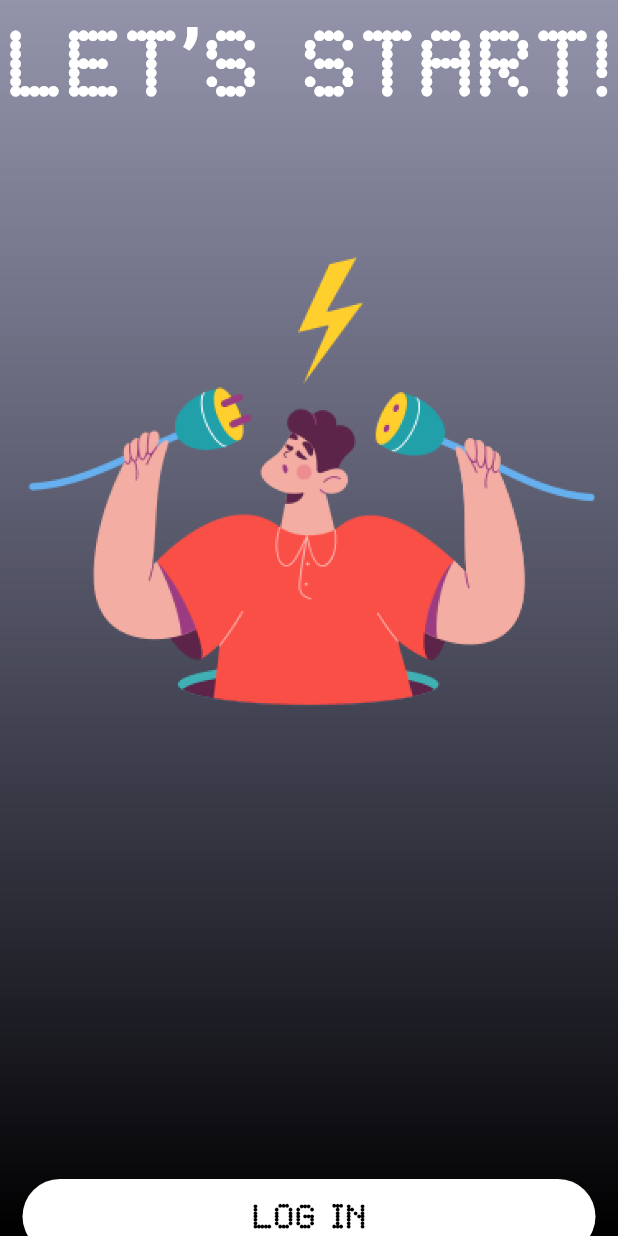
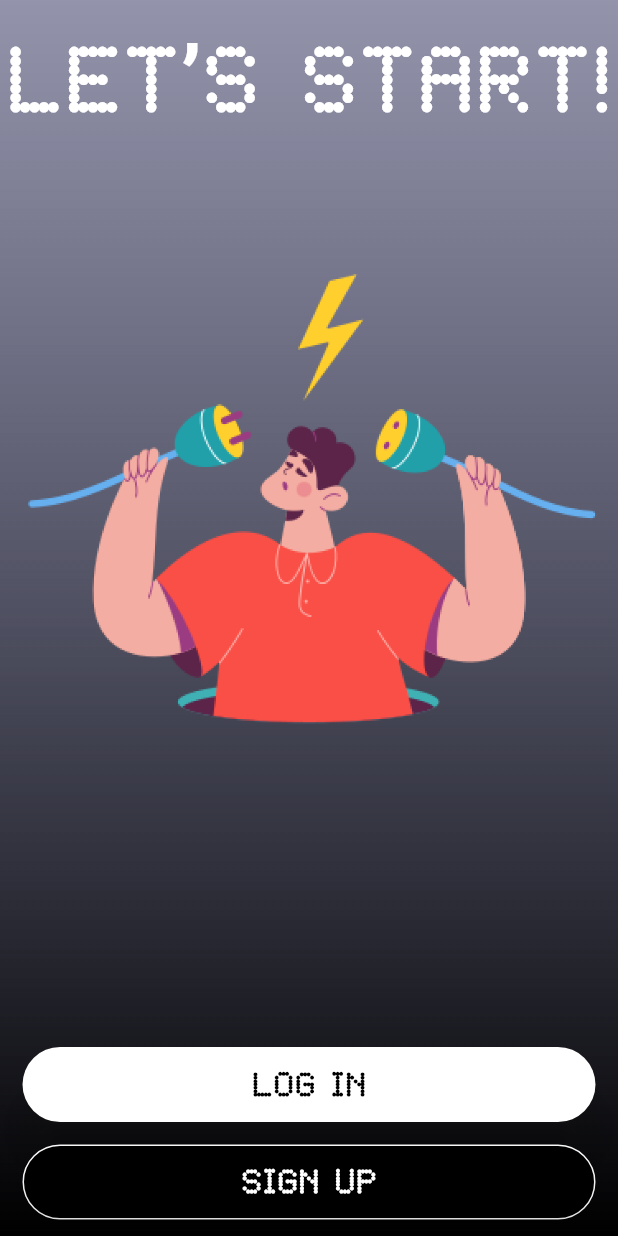
Before and after one commit to KrispNut/InkLink, a Flutter app: the screen it shows after launch, after a tap on "Proceed", on a phone screen of 412 x 824 dp. Run offline on Flutter 3.47's test engine with Material 3 defaults, Android fonts, the phone set to English and light mode, and no system bars; our stand-ins replace camera, dropdown_button2, file_picker, firebase_auth, firebase_core, fluttertoast and 6 more; missing offline and left inert: gal; accounts and stored records are empty; project files that could hold a hidden picture were left out.

Commit message:
iteration 4.2

```diff
--- a/lib/authentication/authentication_wrapper.dart
+++ b/lib/authentication/authentication_wrapper.dart
@@ -29,7 +29,10 @@ class AuthenticationWrapper extends StatelessWidget {
               );
             } else {
               if (snapshot.hasData) {
-                return Dashboard(user: snapshot.data!);
+                return Dashboard(
+                  user: snapshot.data!,
+                  username: '',
+                );
               } else {
                 return const Splash_screen();
               }
--- a/lib/pages/Collect_Document_screen.dart
+++ b/lib/pages/Collect_Document_screen.dart
@@ -67,8 +67,10 @@ class Collect_Document_screen extends StatelessWidget {
                     Navigator.pushAndRemoveUntil(
                       context,
                       MaterialPageRoute(
-                        builder: (context) =>
-                            Dashboard(user: FirebaseAuth.instance.currentUser!),
+                        builder: (context) => Dashboard(
+                          user: FirebaseAuth.instance.currentUser!,
+                          username: '',
+                        ),
                       ),
                       (route) => false,
                     );
--- a/lib/pages/Print_Preview.dart
+++ b/lib/pages/Print_Preview.dart
@@ -67,8 +67,9 @@ class Print_Preview extends StatelessWidget {
                                   context,
                                   MaterialPageRoute(
                                     builder: (context) => Dashboard(
-                                        user:
-                                            FirebaseAuth.instance.currentUser!),
+                                      user: FirebaseAuth.instance.currentUser!,
+                                      username: '',
+                                    ),
                                   ),
                                   (route) => false,
                                 );
@@ -160,7 +161,6 @@ class Print_Preview extends StatelessWidget {
           throw UnsupportedError('Unsupported file type');
       }
     } else {
-      // Use the existing variable for image handling
       final image = pw.MemoryImage(File(imagePath).readAsBytesSync());
       pdf.addPage(
         pw.Page(
--- a/lib/pages/Signup_screen.dart
+++ b/lib/pages/Signup_screen.dart
@@ -308,8 +308,10 @@ class _Signup_screen_State extends State<Signup_screen> {
       Navigator.pushAndRemoveUntil(
         context,
         MaterialPageRoute(
-          builder: (context) =>
-              Dashboard(user: FirebaseAuth.instance.currentUser!),
+          builder: (context) => Dashboard(
+            user: FirebaseAuth.instance.currentUser!,
+            username: _usernameController.text,
+          ),
         ),
         (route) => false,
       );
--- a/lib/pages/Splash_screen.dart
+++ b/lib/pages/Splash_screen.dart
@@ -78,11 +78,7 @@ class _SplashScreenState extends State<Splash_screen> {
                 child: ElevatedButton(
                   onPressed: () {
                     Future.delayed(Duration(milliseconds: 200), () {
-                      Navigator.push(
-                        context,
-                        MaterialPageRoute(
-                            builder: (context) => const Start_screen()),
-                      );
+                      _navigateToNextScreen(context);
                     });
                   },
                   style: ElevatedButton.styleFrom(
@@ -108,4 +104,18 @@ class _SplashScreenState extends State<Splash_screen> {
       ),
     );
   }
+
+  void _navigateToNextScreen(BuildContext context) {
+    // Preload images here
+    precacheImage(AssetImage('assets/images/secure document.png'), context);
+    precacheImage(AssetImage('assets/images/No connection.png'), context);
+
+    // Delay navigation to ensure images are preloaded
+    Future.delayed(Duration(milliseconds: 0), () {
+      Navigator.push(
+        context,
+        MaterialPageRoute(builder: (context) => const Start_screen()),
+      );
+    });
+  }
 }
--- a/lib/pages/Start_screen.dart
+++ b/lib/pages/Start_screen.dart
@@ -38,9 +38,8 @@ class Start_screen extends StatelessWidget {
                     fontWeight: FontWeight.bold,
                     fontFamily: 'Matrix'),
               ),
-              //const SizedBox(height: 100.0),
-              Image.asset('assets/images/No connection.png', height: 500),
-              const SizedBox(height: 200),
+              Image.asset('assets/images/No connection.png'),
+              const SizedBox(height: 100),
               Container(
                 height: 50,
                 width: screenWidth - 30,
--- a/pubspec.yaml
+++ b/pubspec.yaml
@@ -57,6 +57,7 @@ dependencies:
   shared_preferences: ^2.0.0
   flutter_svg: ^2.0.10+1
   dropdown_button2: ^2.3.9
+  local_auth: ^2.2.0
 
 dev_dependencies:
   flutter_test:
```
Also changed, not shown: lib/pages/Dashboard.dart (+65 -26 lines), lib/pages/Login_screen.dart (+8 -4 lines), pubspec.lock, 2 other files.
